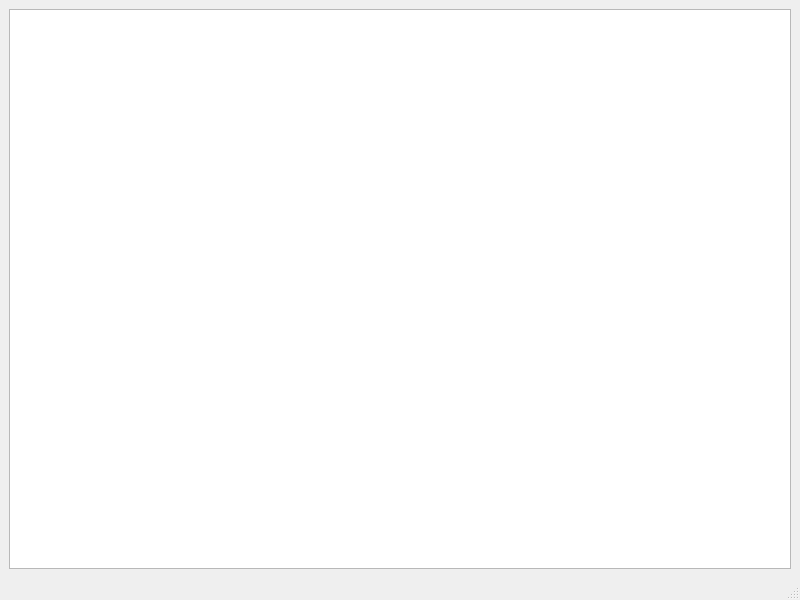
The window that widgets/main_window_base.ui (warrenlp/PyQtSearchableTree) describes before a commit, drawn with Qt 5.
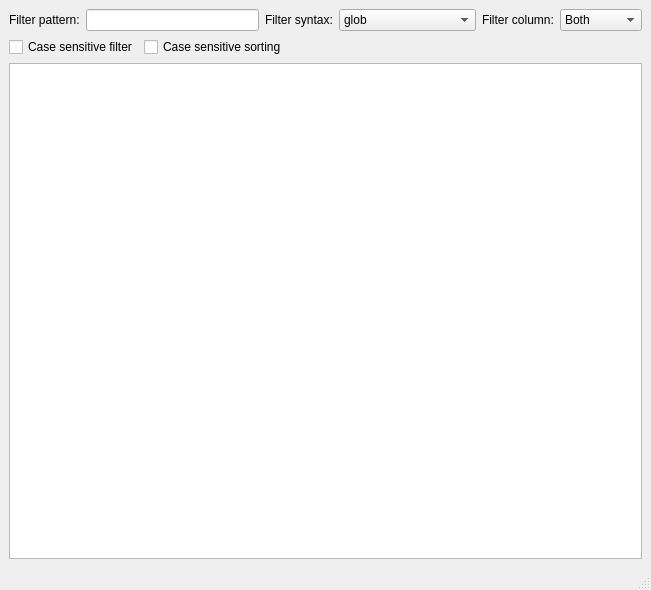
The same window after the commit.

Commit message: Basic proxy sorting capability intact.

What changed in the file:
```diff
--- a/widgets/main_window_base.ui
+++ b/widgets/main_window_base.ui
@@ -6,8 +6,8 @@
    <rect>
     <x>0</x>
     <y>0</y>
-    <width>800</width>
-    <height>600</height>
+    <width>651</width>
+    <height>590</height>
    </rect>
   </property>
   <property name="windowTitle">
@@ -16,7 +16,117 @@
   <widget class="QWidget" name="centralwidget">
    <layout class="QVBoxLayout" name="verticalLayout">
     <item>
-     <widget class="QTreeView" name="treeView"/>
+     <layout class="QHBoxLayout" name="horizontalLayout_2">
+      <item>
+       <widget class="QLabel" name="filterPatternLabel">
+        <property name="text">
+         <string>Filter pattern:</string>
+        </property>
+       </widget>
+      </item>
+      <item>
+       <widget class="QLineEdit" name="filterPatternEdit">
+        <property name="clearButtonEnabled">
+         <bool>false</bool>
+        </property>
+       </widget>
+      </item>
+      <item>
+       <widget class="QLabel" name="filterSyntaxLabel">
+        <property name="text">
+         <string>Filter syntax:</string>
+        </property>
+       </widget>
+      </item>
+      <item>
+       <widget class="QComboBox" name="filterSyntaxComboBox">
+        <item>
+         <property name="text">
+          <string>glob</string>
+         </property>
+        </item>
+        <item>
+         <property name="text">
+          <string>Regular Expression</string>
+         </property>
+        </item>
+        <item>
+         <property name="text">
+          <string>Starts with</string>
+         </property>
+        </item>
+        <item>
+         <property name="text">
+          <string>Ends with</string>
+         </property>
+        </item>
+       </widget>
+      </item>
+      <item>
+       <widget class="QLabel" name="filterColumnLabel">
+        <property name="text">
+         <string>Filter column:</string>
+        </property>
+       </widget>
+      </item>
+      <item>
+       <widget class="QComboBox" name="filterColumnComboBox">
+        <item>
+         <property name="text">
+          <string>Both</string>
+         </property>
+        </item>
+        <item>
+         <property name="text">
+          <string>Title</string>
+         </property>
+        </item>
+        <item>
+         <property name="text">
+          <string>Summary</string>
+         </property>
+        </item>
+       </widget>
+      </item>
+     </layout>
+    </item>
+    <item>
+     <layout class="QHBoxLayout" name="horizontalLayout">
+      <item>
+       <widget class="QCheckBox" name="caseSensitiveFilterCB">
+        <property name="text">
+         <string>Case sensitive filter</string>
+        </property>
+       </widget>
+      </item>
+      <item>
+       <widget class="QCheckBox" name="caseSensitiveSortingCB">
+        <property name="text">
+         <string>Case sensitive sorting</string>
+        </property>
+       </widget>
+      </item>
+      <item>
+       <spacer name="horizontalSpacer">
+        <property name="orientation">
+         <enum>Qt::Horizontal</enum>
+        </property>
+        <property name="sizeHint" stdset="0">
+         <size>
+          <width>40</width>
+          <height>20</height>
+         </size>
+        </property>
+       </spacer>
+      </item>
+     </layout>
+    </item>
+    <item>
+     <widget class="QTreeView" name="treeView">
+      <property name="alternatingRowColors">
+       <bool>true</bool>
+      </property>
+     </widget>
     </item>
    </layout>
   </widget>
```
Left out of the diff: 2 changed lines with no effect on the pictures. The commit also changes 3 other files.
